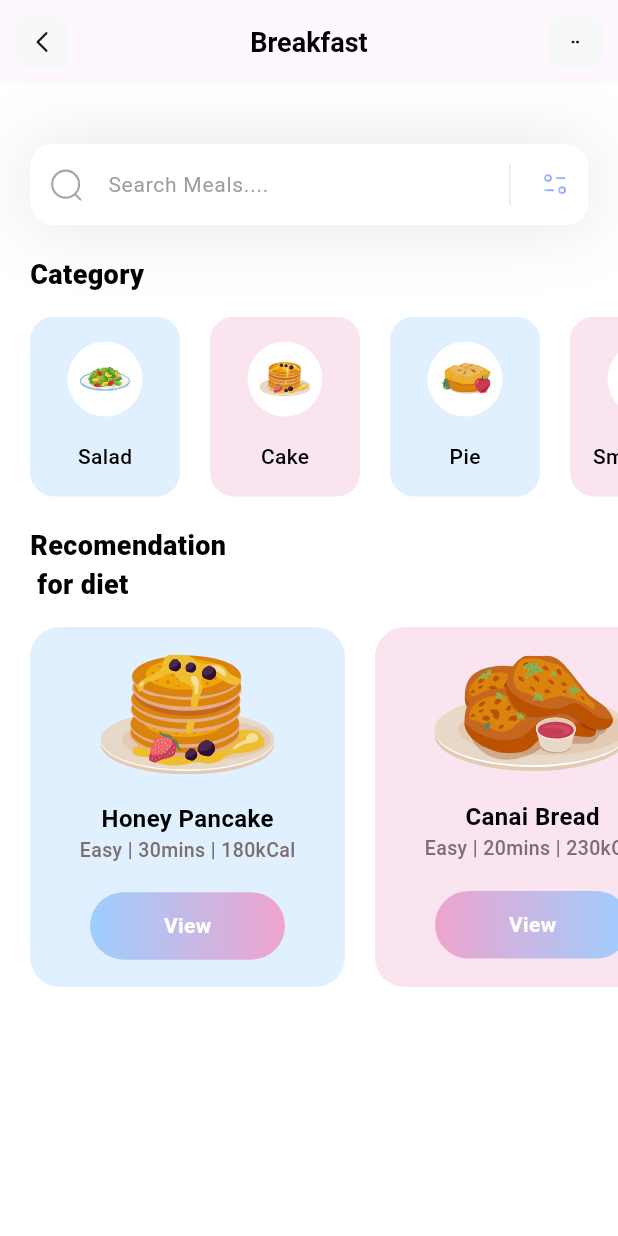
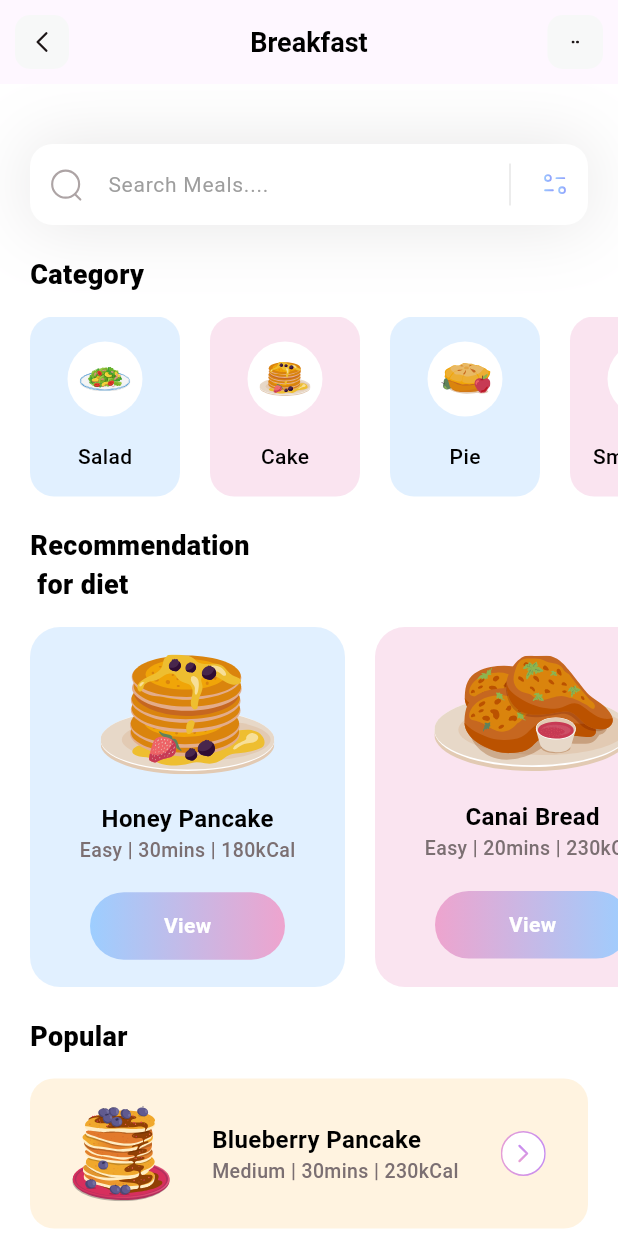
Before and after one commit to harshtiwari1810/fitness, a Flutter app: the screen it shows after launch, on a phone screen of 412 x 824 dp. Run offline on Flutter 3.47's test engine with Material 3 defaults, Android fonts, the phone set to English and light mode, and no system bars; our stand-ins replace flutter_svg.

Commit message:
Popular section
completed
learnt how to turn off scrolling in listView

```diff
--- /dev/null
+++ b/lib/Models/popular_model.dart
@@ -0,0 +1,50 @@
+class PopularDietsModel {
+  String name;
+  String iconPath;
+  String level;
+  String duration;
+  String calorie;
+  bool boxIsSelected;
+
+  PopularDietsModel({
+    required this.name,
+    required this.iconPath,
+    required this.level,
+    required this.duration,
+    required this.calorie,
+    required this.boxIsSelected,
+  });
+
+  static List<PopularDietsModel> getPopularDiets() {
+    List<PopularDietsModel> popularDiets = [];
+
+    popularDiets.add(PopularDietsModel(
+      name: 'Blueberry Pancake',
+      iconPath: 'assets/icons/blueberry-pancake.svg',
+      level: 'Medium',
+      duration: '30mins',
+      calorie: '230kCal',
+      boxIsSelected: true,
+    ));
+
+    popularDiets.add(PopularDietsModel(
+      name: 'Salmon Nigiri',
+      iconPath: 'assets/icons/salmon-nigiri.svg',
+      level: 'Easy',
+      duration: '20mins',
+      calorie: '120kCal',
+      boxIsSelected: false,
+    ));
+
+    popularDiets.add(PopularDietsModel(
+      name: 'Dosa Idli',
+      iconPath: 'assets/icons/south-indian-food.svg',
+      level: 'Easy',
+      duration: '10mins',
+      calorie: '200kCal',
+      boxIsSelected: false,
+    ));
+
+    return popularDiets;
+  }
+}
--- a/lib/Pages/home.dart
+++ b/lib/Pages/home.dart
@@ -1,27 +1,26 @@
 import 'package:fitness/Models/category_model.dart';
 import 'package:fitness/Models/diet_model.dart';
+import 'package:fitness/Models/popular_model.dart';
 import "package:flutter/material.dart";
+import 'package:flutter/widgets.dart';
 import 'package:flutter_svg/flutter_svg.dart';
 
 class HomePage extends StatelessWidget {
   HomePage({super.key});
 
   List<CategoryModel> categories = [];
+  List<DietModel> diets = [];
+  List<PopularDietsModel> popularDiets = [];
 
-  void _getCategories() {
+  void _getInitialInfo() {
     categories = CategoryModel.getCategories();
-  }
-
-  List<DietModel> diets = [];
-
-  void _getDiets() {
     diets = DietModel.getDiets();
+    popularDiets = PopularDietsModel.getPopularDiets();
   }
 
   @override
   Widget build(BuildContext context) {
-    _getCategories();
-    _getDiets();
+    _getInitialInfo();
     return Scaffold(
       backgroundColor: Colors.white,
       appBar: appBar(),
@@ -31,17 +30,107 @@ class HomePage extends StatelessWidget {
           const SizedBox(height: 20),
           categoriesSection(),
           const SizedBox(height: 20),
-          Column(
+          dietSection(),
+          const SizedBox(height: 20),
+          popularSection(),
+          const SizedBox(height: 30),
+        ],
+      ),
+    );
+  }
+
+  Column popularSection() {
+    return Column(
       crossAxisAlignment: CrossAxisAlignment.start,
       children: [
         const Padding(
           padding: EdgeInsets.only(left: 20),
           child: Text(
-                  'Recomendation\n for diet',
+            'Popular',
             style: TextStyle(
               fontSize: 18,
               color: Colors.black,
-                      fontWeight: FontWeight.w900),
+              fontWeight: FontWeight.w900,
+            ),
+          ),
+        ),
+        const SizedBox(height: 15),
+        ListView.separated(
+          physics: const NeverScrollableScrollPhysics(),
+          itemCount: popularDiets.length,
+          shrinkWrap: true,
+          padding: const EdgeInsets.only(
+            left: 20,
+            right: 20,
+          ),
+          separatorBuilder: (context, index) => const SizedBox(height: 20),
+          itemBuilder: (context, index) {
+            return Container(
+              height: 100,
+              decoration: BoxDecoration(
+                color: Colors.orange[50],
+                borderRadius: BorderRadius.circular(16),
+              ),
+              child: Row(
+                mainAxisAlignment: MainAxisAlignment.spaceEvenly,
+                children: [
+                  SvgPicture.asset(
+                    popularDiets[index].iconPath,
+                    height: 65,
+                    width: 65,
+                  ),
+                  Column(
+                    mainAxisAlignment: MainAxisAlignment.center,
+                    crossAxisAlignment: CrossAxisAlignment.start,
+                    children: [
+                      Text(
+                        popularDiets[index].name,
+                        style: const TextStyle(
+                          fontSize: 16,
+                          fontWeight: FontWeight.w600,
+                          color: Colors.black,
+                        ),
+                      ),
+                      Text(
+                        '${popularDiets[index].level} | ${popularDiets[index].duration} | ${popularDiets[index].calorie}',
+                        style: const TextStyle(
+                          fontSize: 13,
+                          color: Color(0xff7B6F72),
+                          fontWeight: FontWeight.w500,
+                        ),
+                      ),
+                    ],
+                  ),
+                  GestureDetector(
+                    onTap: () {},
+                    child: SvgPicture.asset(
+                      'assets/icons/button.svg',
+                      width: 30,
+                      height: 30,
+                    ),
+                  ),
+                ],
+              ),
+            );
+          },
+        )
+      ],
+    );
+  }
+
+  Column dietSection() {
+    return Column(
+      crossAxisAlignment: CrossAxisAlignment.start,
+      children: [
+        const Padding(
+          padding: EdgeInsets.only(left: 20),
+          child: Text(
+            'Recommendation\n for diet',
+            style: TextStyle(
+              fontSize: 18,
+              color: Colors.black,
+              fontWeight: FontWeight.w900,
+            ),
           ),
         ),
         SizedBox(height: 15),
@@ -120,9 +209,6 @@ class HomePage extends StatelessWidget {
           ),
         )
       ],
-          )
-        ],
-      ),
     );
   }
 
```
Also changed, not shown: assets/icons/south-indian-food.svg (added). Lines whose indentation alone changed are shown as unchanged.
